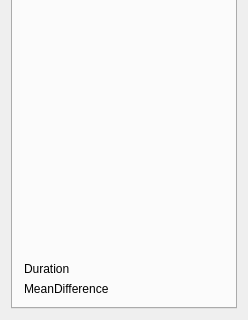
Above: mainwindow.ui from navigatore/imaginote before the change; both pictures show x 0 to 248 and y 258 to 578 of the 248 by 578 pixel window. Below: the same form after it.
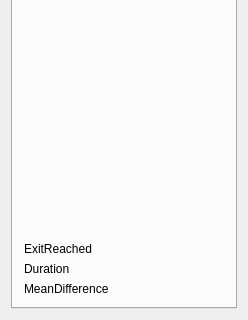
That is the form after the change. The open tabs and pages were chosen to show the change. Custom widgets are drawn as their Qt base class.

```diff
--- a/mainwindow.ui
+++ b/mainwindow.ui
@@ -325,6 +325,13 @@
           </property>
          </spacer>
         </item>
+        <item>
+         <widget class="QLabel" name="exitReachedLabel">
+          <property name="text">
+           <string>ExitReached</string>
+          </property>
+         </widget>
+        </item>
         <item>
          <widget class="QLabel" name="timeDurationLabel">
           <property name="text">
```
